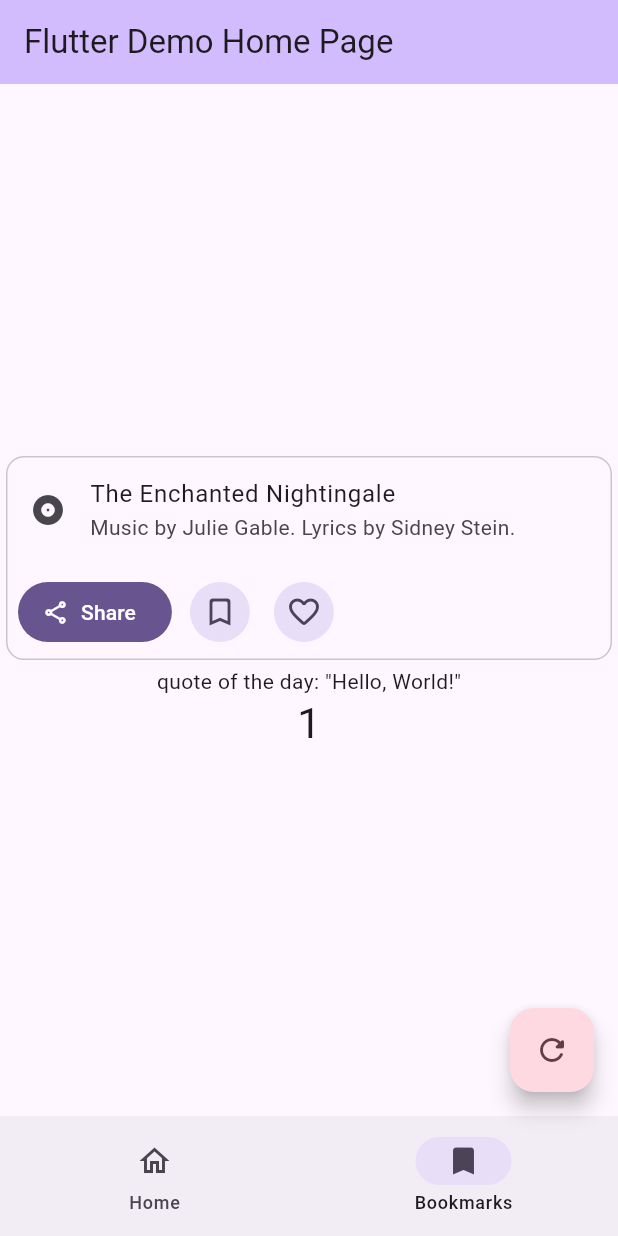
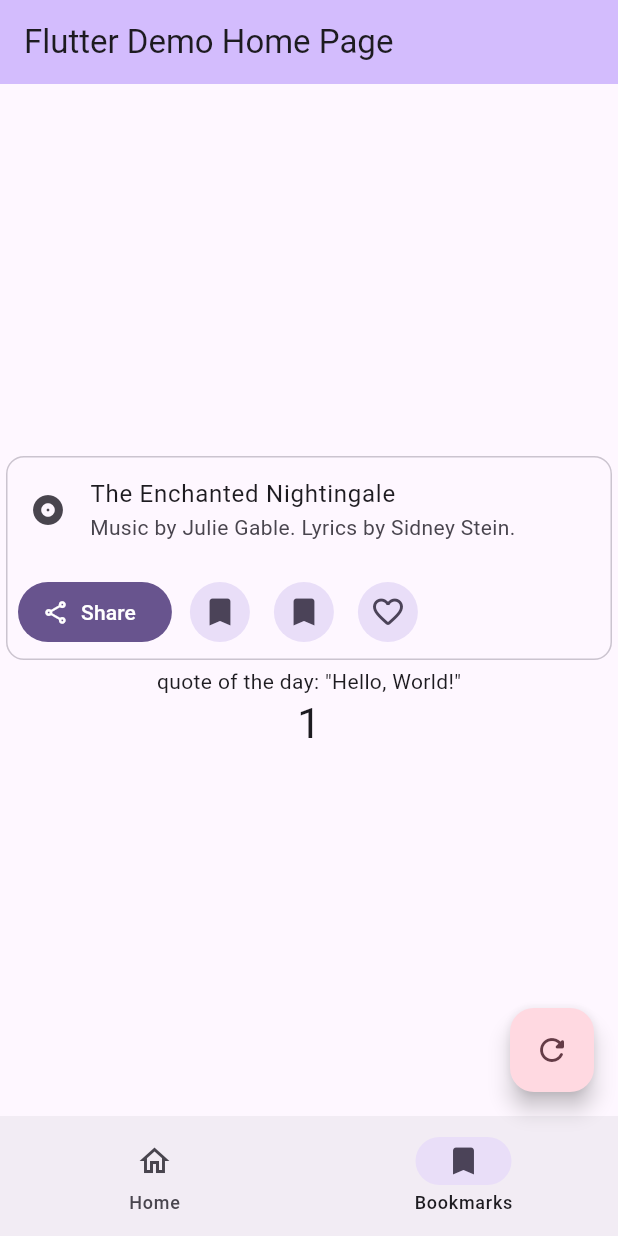
Before and after one commit to SandeepReddy0805/quote_of_the_day, a Flutter app: the screen it shows after launch, item 2 of the bottom bar chosen, after a tap on the "bookmark outline" icon, on a phone screen of 412 x 824 dp. Run offline on Flutter 3.47's test engine with Material 3 defaults, Android fonts, the phone set to English and light mode, and no system bars.

Commit message:
Add saveSelected state variable and update IconButton onPressed handlers

```diff
--- a/lib/main.dart
+++ b/lib/main.dart
@@ -58,6 +58,7 @@ class MyHomePage extends StatefulWidget {
 class _MyHomePageState extends State<MyHomePage> {
   int _counter = 1;
   int currentPageIndex = 0;
+  bool? saveSelected = false;
 
   void _incrementCounter() {
     setState(() {
@@ -125,9 +126,21 @@ class _MyHomePageState extends State<MyHomePage> {
                         label: const Text('Share'),
                       ),
                       IconButton.filledTonal(
+                        isSelected: saveSelected,
+                        onPressed: () {
+                          setState(() {
+                            saveSelected = !saveSelected!;
+                          });
+                        },
+                        icon: const Icon(Icons.bookmark_border_rounded),
+                        selectedIcon: const Icon(Icons.bookmark_outlined),
+                      ),
+                      IconButton.filledTonal(
+                        isSelected: saveSelected,
                         onPressed: () {
                           // implemet
                         },
+                        selectedIcon: const Icon(Icons.bookmark_outlined),
                         icon: const Icon(Icons.bookmark_border_rounded),
                       ),
                       IconButton.filledTonal(
```
